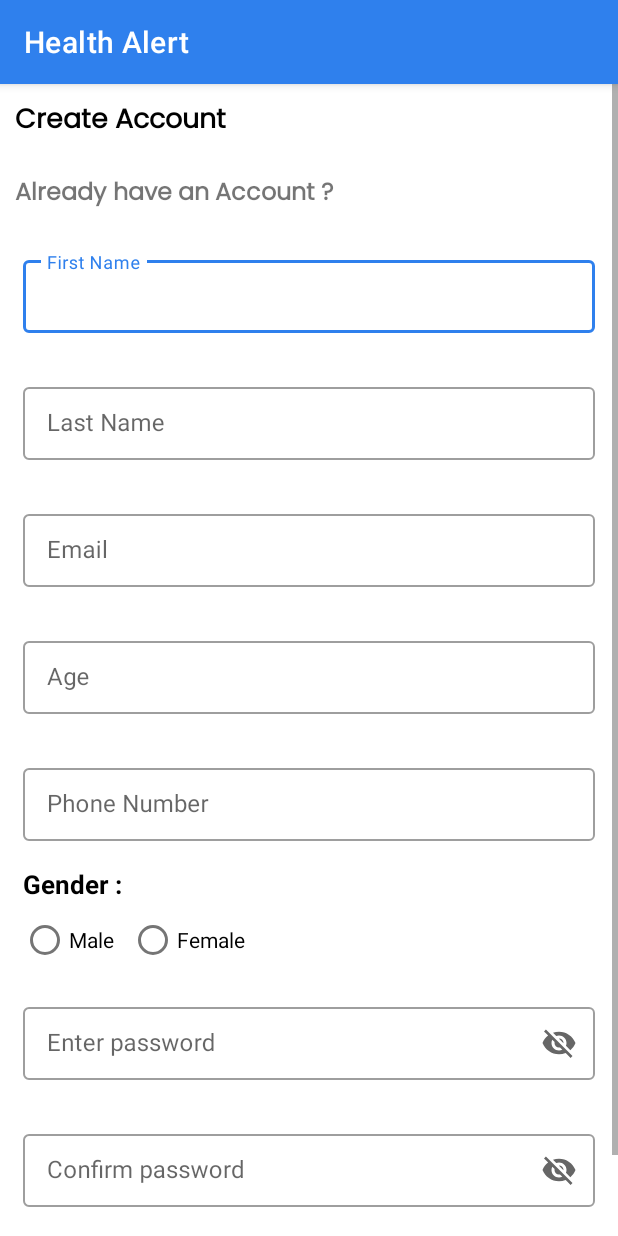
After one commit to Davidson015/HealthAlertApp, an Android app: the SignUpActivity screen opened directly, with no data from a screen before it, on a phone screen of 412 x 824 dp. The commit adds this screen. Run offline under Robolectric (Android 15) with nearby library versions, the phone set to English and light mode, and no system bars.

Commit message:
Feature(app) : Created Sign up page , updated theme(text color)

```diff
--- a/app/src/main/AndroidManifest.xml
+++ b/app/src/main/AndroidManifest.xml
@@ -13,6 +13,9 @@
         android:supportsRtl="true"
         android:theme="@style/Theme.HealthAlert"
         tools:targetApi="31">
+        <activity
+            android:name=".SignUpActivity"
+            android:exported="false" />
         <activity
             android:name=".IntroActivity"
             android:exported="false" />
--- /dev/null
+++ b/app/src/main/java/com/eproject/healthalert/SignUpActivity.java
@@ -0,0 +1,14 @@
+package com.eproject.healthalert;
+
+import androidx.appcompat.app.AppCompatActivity;
+
+import android.os.Bundle;
+
+public class SignUpActivity extends AppCompatActivity {
+
+    @Override
+    protected void onCreate(Bundle savedInstanceState) {
+        super.onCreate(savedInstanceState);
+        setContentView(R.layout.activity_sign_up);
+    }
+}
--- /dev/null
+++ b/app/src/main/res/layout/activity_sign_up.xml
@@ -0,0 +1,184 @@
+<?xml version="1.0" encoding="utf-8"?>
+<ScrollView
+    xmlns:android="http://schemas.android.com/apk/res/android"
+    xmlns:app="http://schemas.android.com/apk/res-auto"
+    xmlns:tools="http://schemas.android.com/tools"
+    android:layout_width="match_parent"
+    android:layout_height="match_parent">
+
+    <LinearLayout
+        android:layout_width="match_parent"
+        android:layout_height="wrap_content"
+        android:orientation="vertical"
+        tools:context=".SignUpActivity">
+
+        <TextView
+            android:layout_width="match_parent"
+            android:layout_height="wrap_content"
+            android:textSize="18sp"
+            android:text="@string/create_account"
+            android:fontFamily="@font/poppins"
+            android:textColor="@color/black"
+            android:textStyle="bold"
+            android:padding="10dp"/>
+
+        <TextView
+            android:layout_width="match_parent"
+            android:layout_height="wrap_content"
+            android:textSize="16sp"
+            android:text="@string/already_have_an_account"
+            android:fontFamily="@font/poppins"
+            android:textStyle="bold"
+            android:padding="10dp"/>
+
+        <com.google.android.material.textfield.TextInputLayout
+            style="@style/Widget.MaterialComponents.TextInputLayout.OutlinedBox.Dense"
+            android:layout_width="match_parent"
+            android:layout_height="wrap_content"
+            android:hint="@string/first_name"
+            android:padding="15dp"
+            app:endIconMode="clear_text">
+
+            <com.google.android.material.textfield.TextInputEditText
+                android:id="@+id/first_name"
+                android:layout_width="match_parent"
+                android:layout_height="wrap_content" />
+        </com.google.android.material.textfield.TextInputLayout>
+
+        <com.google.android.material.textfield.TextInputLayout
+            style="@style/Widget.MaterialComponents.TextInputLayout.OutlinedBox.Dense"
+            android:layout_width="match_parent"
+            android:layout_height="wrap_content"
+            android:padding="15dp"
+            android:hint="@string/last_name"
+            app:endIconMode="clear_text">
+
+            <com.google.android.material.textfield.TextInputEditText
+                android:id="@+id/last_name"
+                android:layout_width="match_parent"
+                android:layout_height="wrap_content" />
+
+        </com.google.android.material.textfield.TextInputLayout>
+
+        <com.google.android.material.textfield.TextInputLayout
+            style="@style/Widget.MaterialComponents.TextInputLayout.OutlinedBox.Dense"
+            android:layout_width="match_parent"
+            android:layout_height="wrap_content"
+            android:padding="15dp"
+            android:hint="@string/email"
+            android:inputType="textEmailAddress"
+            app:endIconMode="clear_text">
+
+            <com.google.android.material.textfield.TextInputEditText
+                android:id="@+id/email"
+                android:layout_width="match_parent"
+                android:layout_height="wrap_content" />
+
+        </com.google.android.material.textfield.TextInputLayout>
+
+        <com.google.android.material.textfield.TextInputLayout
+            style="@style/Widget.MaterialComponents.TextInputLayout.OutlinedBox.Dense"
+            android:layout_width="match_parent"
+            android:layout_height="wrap_content"
+            android:padding="15dp"
+            android:hint="@string/age"
+            android:inputType="number"
+            app:endIconMode="clear_text">
+
+            <com.google.android.material.textfield.TextInputEditText
+                android:id="@+id/age"
+                android:layout_width="match_parent"
+                android:layout_height="wrap_content" />
+
+        </com.google.android.material.textfield.TextInputLayout>
+
+        <com.google.android.material.textfield.TextInputLayout
+            style="@style/Widget.MaterialComponents.TextInputLayout.OutlinedBox.Dense"
+            android:layout_width="match_parent"
+            android:layout_height="wrap_content"
+            android:padding="15dp"
+            android:hint="@string/phone_number"
+            android:inputType="number"
+            app:endIconMode="clear_text">
+
+            <com.google.android.material.textfield.TextInputEditText
+                android:id="@+id/phone_no"
+                android:layout_width="match_parent"
+                android:layout_height="wrap_content" />
+
+        </com.google.android.material.textfield.TextInputLayout>
+
+        <TextView
+            android:layout_width="match_parent"
+            android:layout_height="wrap_content"
+            android:text="@string/gender"
+            android:padding="1dp"
+            android:textColor="@color/black"
+            android:textStyle="bold"
+            android:layout_marginStart="14dp"
+            android:textSize="17sp"/>
+
+        <RadioGroup
+            android:layout_width="match_parent"
+            android:layout_height="wrap_content"
+            android:orientation="horizontal"
+            android:layout_gravity="start"
+            android:layout_marginStart="14dp"
+            android:gravity="start">
+
+            <com.google.android.material.radiobutton.MaterialRadioButton
+                android:layout_width="wrap_content"
+                android:layout_height="wrap_content"
+                android:text="@string/male"
+                android:layout_marginEnd="10dp"/>
+            <com.google.android.material.radiobutton.MaterialRadioButton
+                android:layout_width="wrap_content"
+                android:layout_height="wrap_content"
+                android:text="@string/female"/>
+
+        </RadioGroup>
+
+        <com.google.android.material.textfield.TextInputLayout
+            style="@style/Widget.MaterialComponents.TextInputLayout.OutlinedBox.Dense"
+            android:layout_width="match_parent"
+            android:layout_height="wrap_content"
+            android:inputType="textPassword"
+            android:hint="@string/enter_password"
+            android:padding="15dp"
+            app:endIconMode="password_toggle">
+
+            <com.google.android.material.textfield.TextInputEditText
+                android:id="@+id/password1"
+                android:layout_width="match_parent"
+                android:layout_height="wrap_content" />
+
+        </com.google.android.material.textfield.TextInputLayout>
+
+        <com.google.android.material.textfield.TextInputLayout
+            style="@style/Widget.MaterialComponents.TextInputLayout.OutlinedBox.Dense"
+            android:layout_width="match_parent"
+            android:layout_height="wrap_content"
+            android:inputType="textPassword"
+            android:padding="15dp"
+            android:hint="@string/confirm_password"
+            app:endIconMode="password_toggle">
+
+            <com.google.android.material.textfield.TextInputEditText
+                android:id="@+id/password2"
+                android:layout_width="match_parent"
+                android:layout_height="wrap_content"
+                android:textColorHint="#757575" />
+
+        </com.google.android.material.textfield.TextInputLayout>
+
+        <com.google.android.material.button.MaterialButton
+            android:id="@+id/sign_up_btn"
+            android:layout_width="match_parent"
+            android:layout_height="wrap_content"
+            android:text="@string/sign_up"
+            android:padding="15dp"/>
+
+    </LinearLayout>
+
+
+</ScrollView>
--- a/app/src/main/res/values/strings.xml
+++ b/app/src/main/res/values/strings.xml
@@ -1,3 +1,16 @@
 <resources>
     <string name="app_name">Health Alert</string>
+    <string name="age">Age</string>
+    <string name="email">Email</string>
+    <string name="last_name">Last Name</string>
+    <string name="first_name">First Name</string>
+    <string name="already_have_an_account">Already have an Account ?</string>
+    <string name="create_account">Create Account</string>
+    <string name="enter_password">Enter password</string>
+    <string name="confirm_password">Confirm password</string>
+    <string name="gender">Gender :</string>
+    <string name="male">Male</string>
+    <string name="female">Female</string>
+    <string name="sign_up">Sign Up</string>
+    <string name="phone_number">Phone Number</string>
 </resources>
```
